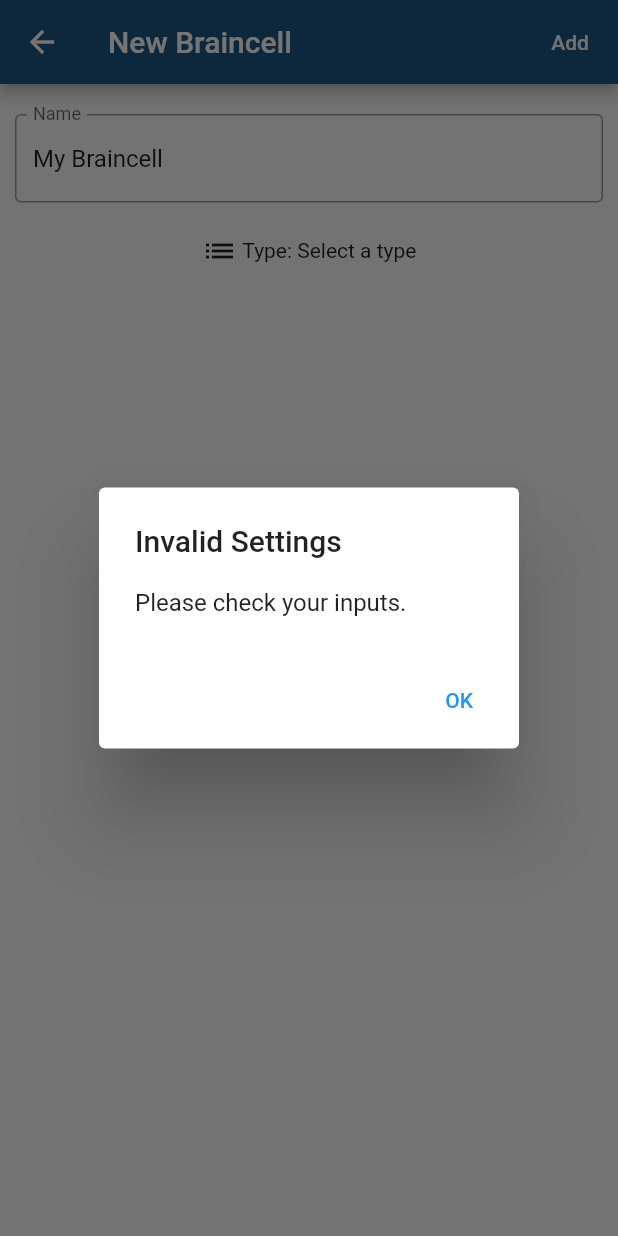
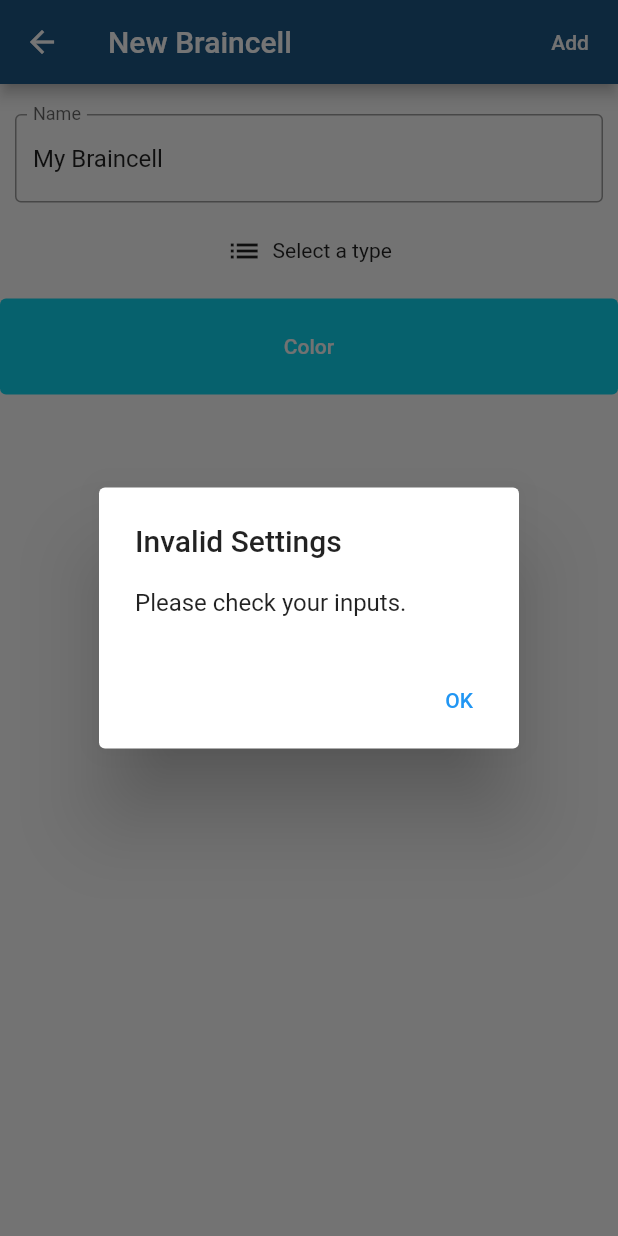
Before and after one commit to ylpoonlg/NoBrainer, a Flutter app: the NewBraincell screen opened directly with empty values, after a tap on "Add", on a phone screen of 412 x 824 dp. Run offline on Flutter 3.47's test engine with Material 2 defaults, Android fonts, the phone set to English and light mode, and no system bars; our stand-ins replace flutter_colorpicker, sqflite; accounts and stored records are empty.

Commit message:
Add Braincell edit and delete Edit uses the same page as new, but sets special flags to display differently

```diff
--- a/lib/src/HomePage/NewBraincell.dart
+++ b/lib/src/HomePage/NewBraincell.dart
@@ -1,13 +1,19 @@
+import 'package:flutter/cupertino.dart';
 import 'package:flutter/material.dart';
+import 'package:flutter_colorpicker/flutter_colorpicker.dart';
 import 'package:nobrainer/res/Theme/AppTheme.dart';
+import 'package:path/path.dart';
 import 'package:uuid/uuid.dart';
 
 class NewBraincell extends StatefulWidget {
   bool isEditMode = false;
+  Map<String, dynamic>? cell;
   Function callback;
+
   NewBraincell({
     Key? key,
     this.isEditMode = false,
+    this.cell,
     required this.callback,
   }) : super();
 
@@ -37,7 +43,7 @@ class _NewBraincellState extends State<NewBraincell> {
     return true;
   }
 
-  void addBraincell() {
+  addBraincell(context) {
     if (validateInput()) {
       widget.callback(cell);
       Navigator.of(context).pop();
@@ -59,8 +65,38 @@ class _NewBraincellState extends State<NewBraincell> {
     }
   }
 
+  _onSelectColor(context) {
+    showDialog(
+      context: context,
+      builder: (context) => AlertDialog(
+        content: SingleChildScrollView(
+          child: ColorPicker(
+            pickerColor: cell["color"],
+            paletteType: PaletteType.hueWheel,
+            onColorChanged: (color) {
+              setState(() {
+                cell["color"] = color;
+              });
+            },
+          ),
+        ),
+        actions: [
+          TextButton(
+            onPressed: () {
+              Navigator.of(context).pop();
+            },
+            child: const Text("Select"),
+          )
+        ],
+      ),
+    );
+  }
+
   @override
   Widget build(BuildContext context) {
+    if (widget.cell != null) {
+      cell = widget.cell ?? {};
+    }
     return Scaffold(
       appBar: AppBar(
         backgroundColor: AppTheme.color["appbar-background"],
@@ -70,9 +106,11 @@ class _NewBraincellState extends State<NewBraincell> {
         ),
         actions: [
           TextButton(
-              onPressed: addBraincell,
+              onPressed: () {
+                addBraincell(context);
+              },
               child: Text(
-                "Add",
+                widget.isEditMode ? "Save" : "Add",
                 style: TextStyle(color: AppTheme.color["white"]),
               ))
         ],
@@ -108,7 +146,7 @@ class _NewBraincellState extends State<NewBraincell> {
                       children: [
                         const Spacer(),
                         const Icon(Icons.list),
-                        Text(" Type: " + typeLabel[cell["type"]].toString()),
+                        Text("  " + typeLabel[cell["type"]].toString()),
                         const Spacer(),
                       ],
                     ),
@@ -126,6 +164,19 @@ class _NewBraincellState extends State<NewBraincell> {
                 )
               // Placeholder: Imported Brinacells cannot have their type changed
               : const Text(""),
+          SizedBox(
+            height: 64,
+            child: TextButton(
+              onPressed: () {
+                _onSelectColor(context);
+              },
+              child: const Text("Color"),
+              style: TextButton.styleFrom(
+                primary: AppTheme.color["white"],
+                backgroundColor: cell["color"],
+              ),
+            ),
+          ),
         ],
       ),
     );
--- a/lib/src/TodoPage/TodoPage.dart
+++ b/lib/src/TodoPage/TodoPage.dart
@@ -52,9 +52,9 @@ class _TodoPageState extends State<TodoPage> {
     await db.update(
       "braincells",
       {
-        'uuid': widget.uuid,
         'content': json.encode(todoList),
       },
+      where: 'uuid = "' + widget.uuid + '"',
       conflictAlgorithm: ConflictAlgorithm.replace,
     );
 
--- a/pubspec.yaml
+++ b/pubspec.yaml
@@ -38,6 +38,7 @@ dependencies:
   # Use with the CupertinoIcons class for iOS style icons.
   cupertino_icons: ^1.0.2
   change_app_package_name: ^1.0.0
+  flutter_colorpicker: ^1.0.3
 
 dev_dependencies:
   flutter_test:
```
Also changed, not shown: lib/src/HomePage/BraincellTile.dart (+12 -18 lines), lib/src/HomePage/HomePage.dart (+73 -6 lines), pubspec.lock.
